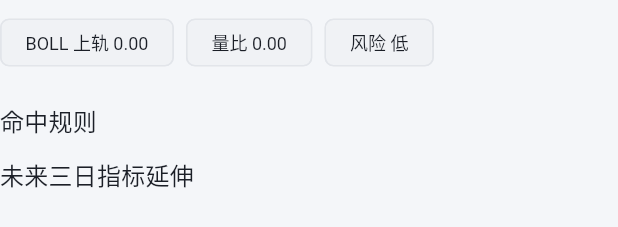
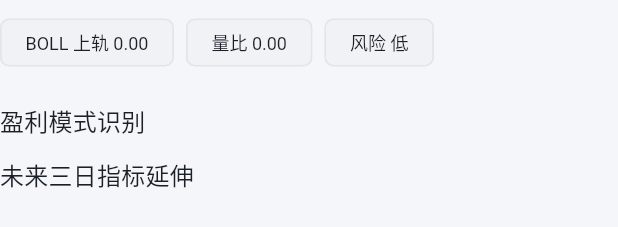
Before and after one commit to WooYu/Sock, a Flutter app: the _AnalysisContent widget shown alone on an empty page, opened directly with empty values, on a phone screen of 412 x 824 dp. Shown: the part 895-1122 px from the top of the screen. Run offline on Flutter 3.47's test engine with Material 3 defaults, Android fonts, the phone set to English and light mode, and no system bars; our stand-ins replace file_picker, share_plus, shared_preferences; missing offline and left inert: candlesticks; accounts and stored records are empty.

Commit message:
feat: rank matched rules by score (profit pattern recognition)
Co-Authored-By: Claude Opus 4.8 (1M context) <noreply@anthropic.com>

```diff
--- a/lib/features/analysis/stock_analysis_screen.dart
+++ b/lib/features/analysis/stock_analysis_screen.dart
@@ -322,13 +322,28 @@ class _AnalysisContent extends StatelessWidget {
           ],
         ),
         const SizedBox(height: 20),
-        Text('命中规则', style: Theme.of(context).textTheme.titleMedium),
+        Text('盈利模式识别', style: Theme.of(context).textTheme.titleMedium),
         ...analysis.matchedRules.map(
           (rule) => ListTile(
             dense: true,
             contentPadding: EdgeInsets.zero,
-            leading: const Icon(Icons.check_circle_outline),
-            title: Text(rule),
+            leading: Icon(
+              rule.score >= 80 ? Icons.star : Icons.check_circle_outline,
+              color: rule.score >= 80
+                  ? Theme.of(context).colorScheme.primary
+                  : null,
+            ),
+            title: Text(rule.name),
+            trailing: Text(
+              '${rule.score}',
+              style: withTabular(
+                Theme.of(context).textTheme.titleSmall?.copyWith(
+                  color: rule.score >= 80
+                      ? Theme.of(context).colorScheme.primary
+                      : Theme.of(context).colorScheme.onSurfaceVariant,
+                ),
+              ),
+            ),
           ),
         ),
         if (knowledge.isNotEmpty) ...[
--- a/lib/features/analysis/technical_analysis.dart
+++ b/lib/features/analysis/technical_analysis.dart
@@ -216,6 +216,13 @@ class FutureIndicatorPoint {
   final double bollLower;
 }
 
+class MatchedRule {
+  const MatchedRule({required this.name, required this.score});
+
+  final String name;
+  final int score;
+}
+
 class StockAnalysis {
   const StockAnalysis({
     required this.lastClose,
@@ -244,7 +251,7 @@ class StockAnalysis {
   final RiskLevel riskLevel;
   final Direction direction;
   final double directionStrength;
-  final List<String> matchedRules;
+  final List<MatchedRule> matchedRules;
   final double maShort;
   final double maLong;
   final double ema;
@@ -288,14 +295,16 @@ class StockAnalyzer {
         .latestRatio;
     final trendPositive = lastClose >= maLong && maShort >= maLong;
     final nearSupport = lastClose - support <= range * 0.35;
-    final matchedRules = <String>[
+    final matchedRules = <MatchedRule>[
       if (trendPositive)
-        'MA${settings.maShortPeriod} 上穿并站稳 MA${settings.maLongPeriod}',
-      if (lastClose >= ema) '收盘价位于 EMA${settings.emaPeriod} 上方',
-      if (volumeRatio >= 1) '成交量不低于${settings.volumePeriod}日均量',
-      if (nearSupport) '价格接近二十日支撑区',
-      if (lastClose < boll.upper) '仍处于 BOLL 上轨以内',
-    ];
+        MatchedRule(name: 'MA${settings.maShortPeriod} 上穿并站稳 MA${settings.maLongPeriod}', score: 86),
+      if (lastClose >= ema)
+        MatchedRule(name: '收盘价位于 EMA${settings.emaPeriod} 上方', score: 74),
+      if (volumeRatio >= 1)
+        MatchedRule(name: '成交量不低于${settings.volumePeriod}日均量', score: 61),
+      if (nearSupport) MatchedRule(name: '价格接近二十日支撑区', score: 48),
+      if (lastClose < boll.upper) MatchedRule(name: '仍处于 BOLL 上轨以内', score: 39),
+    ]..sort((a, b) => b.score.compareTo(a.score));
     final confidence = (0.5 + matchedRules.length * 0.08).clamp(0.5, 0.9);
     final direction = trendPositive
         ? Direction.bullish
```
Also changed, not shown: 2 other files.
